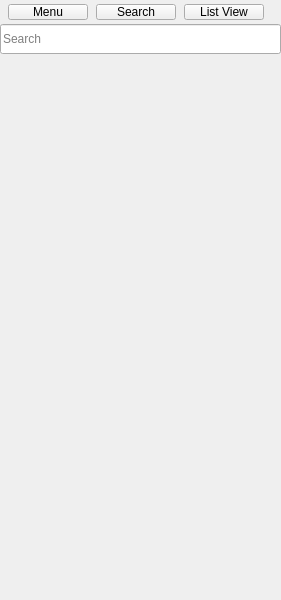
Old version of the form tools/maya/gfUtilitiesBelt2/gui/win_main.ui in the repository giulianofranca/gfTools.
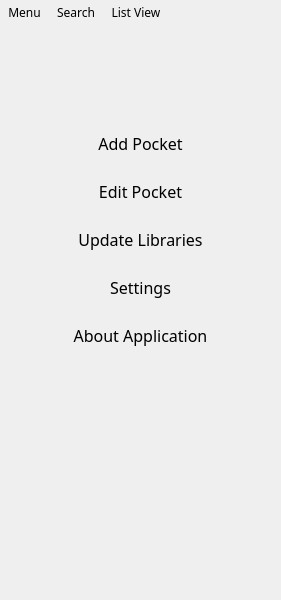
New version of the form. Icons and pictures are not drawn.

Commit message: Added side menu gfUtilitiesBelt

The edit to the form file:
```diff
--- a/tools/maya/gfUtilitiesBelt2/gui/win_main.ui
+++ b/tools/maya/gfUtilitiesBelt2/gui/win_main.ui
@@ -45,7 +45,7 @@
      </property>
      <layout class="QHBoxLayout" name="layTitleBar">
       <property name="spacing">
-       <number>8</number>
+       <number>16</number>
       </property>
       <property name="leftMargin">
        <number>8</number>
@@ -73,6 +73,17 @@
           <height>16</height>
          </size>
         </property>
+        <property name="font">
+         <font>
+          <family>Work Sans Medium</family>
+         </font>
+        </property>
+        <property name="cursor">
+         <cursorShape>PointingHandCursor</cursorShape>
+        </property>
+        <property name="styleSheet">
+         <string notr="true">border:None</string>
+        </property>
         <property name="text">
          <string>Menu</string>
         </property>
@@ -95,6 +106,17 @@
           <height>16</height>
          </size>
         </property>
+        <property name="font">
+         <font>
+          <family>Work Sans Medium</family>
+         </font>
+        </property>
+        <property name="cursor">
+         <cursorShape>PointingHandCursor</cursorShape>
+        </property>
+        <property name="styleSheet">
+         <string notr="true">border:None</string>
+        </property>
         <property name="text">
          <string>Search</string>
         </property>
@@ -117,6 +139,17 @@
           <height>16</height>
          </size>
         </property>
+        <property name="font">
+         <font>
+          <family>Work Sans Medium</family>
+         </font>
+        </property>
+        <property name="cursor">
+         <cursorShape>PointingHandCursor</cursorShape>
+        </property>
+        <property name="styleSheet">
+         <string notr="true">border:None</string>
+        </property>
         <property name="text">
          <string>List View</string>
         </property>
@@ -167,13 +200,13 @@
         <property name="minimumSize">
          <size>
           <width>0</width>
-          <height>30</height>
+          <height>0</height>
          </size>
         </property>
         <property name="maximumSize">
          <size>
           <width>16777215</width>
-          <height>30</height>
+          <height>0</height>
          </size>
         </property>
         <property name="focusPolicy">
@@ -221,17 +254,296 @@
           <number>0</number>
          </property>
          <property name="leftMargin">
-          <number>24</number>
+          <number>0</number>
          </property>
          <property name="topMargin">
-          <number>24</number>
+          <number>0</number>
          </property>
          <property name="rightMargin">
-          <number>24</number>
+          <number>0</number>
          </property>
          <property name="bottomMargin">
-          <number>24</number>
+          <number>0</number>
          </property>
+         <item>
+          <widget class="QWidget" name="wdgSideMenuTitle" native="true">
+           <layout class="QVBoxLayout" name="laySideMenuTitle">
+            <property name="spacing">
+             <number>0</number>
+            </property>
+            <property name="leftMargin">
+             <number>8</number>
+            </property>
+            <property name="topMargin">
+             <number>24</number>
+            </property>
+            <property name="rightMargin">
+             <number>8</number>
+            </property>
+            <property name="bottomMargin">
+             <number>24</number>
+            </property>
+            <item>
+             <widget class="QPushButton" name="lblAppTitle">
+              <property name="font">
+               <font>
+                <family>Work Sans Light</family>
+                <pointsize>14</pointsize>
+                <weight>50</weight>
+                <bold>false</bold>
+               </font>
+              </property>
+              <property name="styleSheet">
+               <string notr="true">border:None</string>
+              </property>
+              <property name="text">
+               <string/>
+              </property>
+              <property name="icon">
+               <iconset resource="resources.qrc">
+                <normaloff>:/icons/img/gfUtilitiesBelt_icon32.png</normaloff>:/icons/img/gfUtilitiesBelt_icon32.png</iconset>
+              </property>
+              <property name="iconSize">
+               <size>
+                <width>32</width>
+                <height>32</height>
+               </size>
+              </property>
+             </widget>
+            </item>
+            <item>
+             <widget class="QLabel" name="lblAppVersion">
+              <property name="font">
+               <font>
+                <family>Work Sans Light</family>
+               </font>
+              </property>
+              <property name="text">
+               <string/>
+              </property>
+              <property name="alignment">
+               <set>Qt::AlignCenter</set>
+              </property>
+             </widget>
+            </item>
+           </layout>
+          </widget>
+         </item>
+         <item>
+          <widget class="QWidget" name="wdgSideMenuArea" native="true">
+           <property name="sizePolicy">
+            <sizepolicy hsizetype="Preferred" vsizetype="Maximum">
+             <horstretch>0</horstretch>
+             <verstretch>0</verstretch>
+            </sizepolicy>
+           </property>
+           <layout class="QVBoxLayout" name="laySideMenuArea">
+            <property name="spacing">
+             <number>8</number>
+            </property>
+            <property name="leftMargin">
+             <number>8</number>
+            </property>
+            <property name="topMargin">
+             <number>8</number>
+            </property>
+            <property name="rightMargin">
+             <number>8</number>
+            </property>
+            <property name="bottomMargin">
+             <number>8</number>
+            </property>
+            <item>
+             <widget class="QPushButton" name="btnAddPocket">
+              <property name="minimumSize">
+               <size>
+                <width>0</width>
+                <height>40</height>
+               </size>
+              </property>
+              <property name="font">
+               <font>
+                <family>Work Sans Medium</family>
+                <pointsize>12</pointsize>
+               </font>
+              </property>
+              <property name="cursor">
+               <cursorShape>PointingHandCursor</cursorShape>
+              </property>
+              <property name="styleSheet">
+               <string notr="true">border:None</string>
+              </property>
+              <property name="text">
+               <string>Add Pocket</string>
+              </property>
+              <property name="icon">
+               <iconset resource="resources.qrc">
+                <normaloff>:/icons/img/gfUtilitiesBelt_addPocket32.png</normaloff>:/icons/img/gfUtilitiesBelt_addPocket32.png</iconset>
+              </property>
+              <property name="iconSize">
+               <size>
+                <width>32</width>
+                <height>32</height>
+               </size>
+              </property>
+             </widget>
+            </item>
+            <item>
+             <widget class="QPushButton" name="btnEditPocket">
+              <property name="minimumSize">
+               <size>
+                <width>0</width>
+                <height>40</height>
+               </size>
+              </property>
+              <property name="font">
+               <font>
+                <family>Work Sans Medium</family>
+                <pointsize>12</pointsize>
+               </font>
+              </property>
+              <property name="cursor">
+               <cursorShape>PointingHandCursor</cursorShape>
+              </property>
+              <property name="styleSheet">
+               <string notr="true">border:None</string>
+              </property>
+              <property name="text">
+               <string>Edit Pocket</string>
+              </property>
+              <property name="icon">
+               <iconset resource="resources.qrc">
+                <normaloff>:/icons/img/gfUtilitiesBelt_editPocket32.png</normaloff>:/icons/img/gfUtilitiesBelt_editPocket32.png</iconset>
+              </property>
+              <property name="iconSize">
+               <size>
+                <width>32</width>
+                <height>32</height>
+               </size>
+              </property>
+             </widget>
+            </item>
+            <item>
+             <widget class="QPushButton" name="btnUpdateLibs">
+              <property name="minimumSize">
+               <size>
+                <width>0</width>
+                <height>40</height>
+               </size>
+              </property>
+              <property name="font">
+               <font>
+                <family>Work Sans Medium</family>
+                <pointsize>12</pointsize>
+               </font>
+              </property>
+              <property name="cursor">
+               <cursorShape>PointingHandCursor</cursorShape>
+              </property>
+              <property name="styleSheet">
+               <string notr="true">border:None</string>
+              </property>
+              <property name="text">
+               <string>Update Libraries</string>
+              </property>
+              <property name="icon">
+               <iconset resource="resources.qrc">
+                <normaloff>:/icons/img/gfUtilitiesBelt_updateLibraries32.png</normaloff>:/icons/img/gfUtilitiesBelt_updateLibraries32.png</iconset>
+              </property>
+              <property name="iconSize">
+               <size>
+                <width>32</width>
+                <height>32</height>
+               </size>
+              </property>
+             </widget>
+            </item>
+            <item>
+             <widget class="QPushButton" name="btnSettings">
+              <property name="minimumSize">
+               <size>
+                <width>0</width>
+                <height>40</height>
+               </size>
+              </property>
+              <property name="font">
+               <font>
+                <family>Work Sans Medium</family>
+                <pointsize>12</pointsize>
+               </font>
+              </property>
+              <property name="cursor">
+               <cursorShape>PointingHandCursor</cursorShape>
+              </property>
+              <property name="styleSheet">
+               <string notr="true">border:None</string>
+              </property>
+              <property name="text">
+               <string>Settings</string>
+              </property>
+              <property name="icon">
+               <iconset resource="resources.qrc">
+                <normaloff>:/icons/img/gfUtilitiesBelt_settings32.png</normaloff>:/icons/img/gfUtilitiesBelt_settings32.png</iconset>
+              </property>
+              <property name="iconSize">
+               <size>
+                <width>32</width>
+                <height>32</height>
+               </size>
+              </property>
+             </widget>
+            </item>
+            <item>
+             <widget class="QPushButton" name="btnAbout">
+              <property name="minimumSize">
+               <size>
+                <width>0</width>
+                <height>40</height>
+               </size>
+              </property>
+              <property name="font">
+               <font>
+                <family>Work Sans Medium</family>
+                <pointsize>12</pointsize>
+               </font>
+              </property>
+              <property name="cursor">
+               <cursorShape>PointingHandCursor</cursorShape>
+              </property>
+              <property name="styleSheet">
+               <string notr="true">border:None</string>
+              </property>
+              <property name="text">
+               <string>About Application</string>
+              </property>
+              <property name="icon">
+               <iconset resource="resources.qrc">
+                <normaloff>:/icons/img/gfUtilitiesBelt_aboutApp32.png</normaloff>:/icons/img/gfUtilitiesBelt_aboutApp32.png</iconset>
+              </property>
+              <property name="iconSize">
+               <size>
+                <width>32</width>
+                <height>32</height>
+               </size>
+              </property>
+             </widget>
+            </item>
+           </layout>
+          </widget>
+         </item>
+         <item>
+          <spacer name="spcSideMenu">
+           <property name="orientation">
+            <enum>Qt::Vertical</enum>
+           </property>
+           <property name="sizeHint" stdset="0">
+            <size>
+             <width>20</width>
+             <height>40</height>
+            </size>
+           </property>
+          </spacer>
+         </item>
         </layout>
        </widget>
       </item>
```
Left out of the diff: 20 changed lines with no effect on the pictures. The commit also changes 4 other files.
